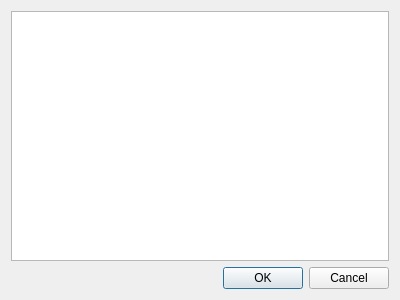
The window that src/plugins/sidebar/showconfigdialog.ui (0xd34df00d/leechcraft) describes before a commit, drawn with Qt 5.
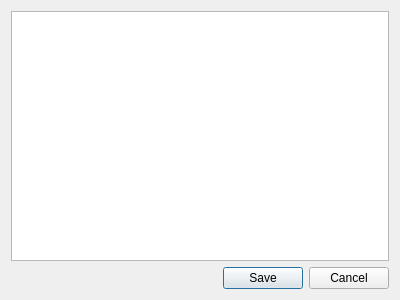
The same window after the commit.

Commit message: Sidebar: save/load/emit disabled items in ShowConfigDialog.

Diff of the .ui file:
```diff
--- a/src/plugins/sidebar/showconfigdialog.ui
+++ b/src/plugins/sidebar/showconfigdialog.ui
@@ -30,7 +30,7 @@
       <enum>Qt::Horizontal</enum>
      </property>
      <property name="standardButtons">
-      <set>QDialogButtonBox::Cancel|QDialogButtonBox::Ok</set>
+      <set>QDialogButtonBox::Cancel|QDialogButtonBox::Save</set>
      </property>
     </widget>
    </item>
```
The commit also changes 2 other files.
